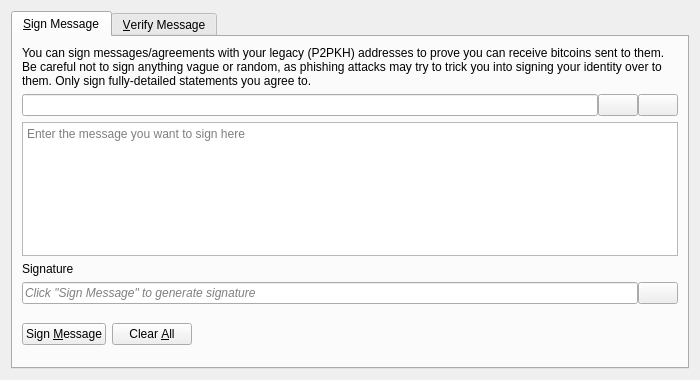
First picture: the form in src/qt/forms/signverifymessagedialog.ui, repository labe971/elektron-net, before the edit.
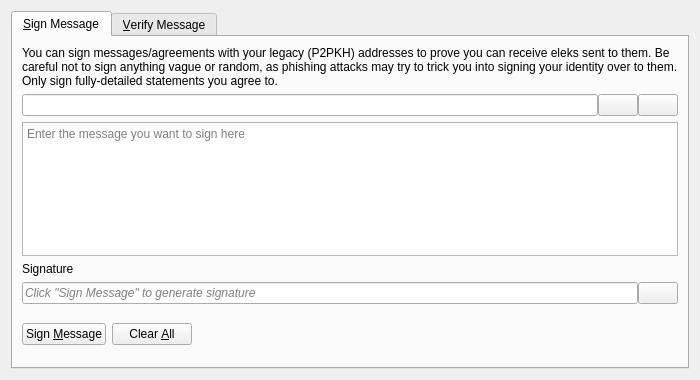
Second picture: the form after the edit. Icons and pictures are not drawn. Custom widgets are drawn as their Qt base class.

```diff
--- a/src/qt/forms/signverifymessagedialog.ui
+++ b/src/qt/forms/signverifymessagedialog.ui
@@ -30,7 +30,7 @@
        <item>
         <widget class="QLabel" name="infoLabel_SM">
          <property name="text">
-          <string>You can sign messages/agreements with your legacy (P2PKH) addresses to prove you can receive bitcoins sent to them. Be careful not to sign anything vague or random, as phishing attacks may try to trick you into signing your identity over to them. Only sign fully-detailed statements you agree to.</string>
+          <string>You can sign messages/agreements with your legacy (P2PKH) addresses to prove you can receive eleks sent to them. Be careful not to sign anything vague or random, as phishing attacks may try to trick you into signing your identity over to them. Only sign fully-detailed statements you agree to.</string>
          </property>
          <property name="textFormat">
           <enum>Qt::PlainText</enum>
```
Left out of the diff: 8 changed lines with no effect on the pictures.
